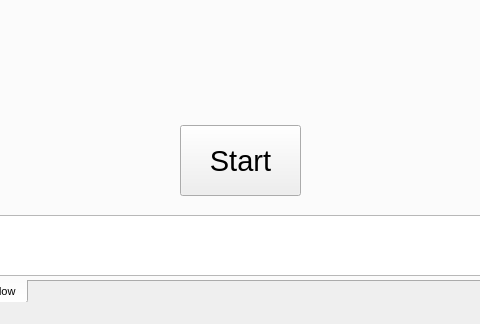
Before: the Qt Designer form viewer.ui in C2-YK/a9-an-educational-app-FredZ-U, drawn with Qt 5; both pictures show x 152 to 632 and y 276 to 600 of the 807 by 600 pixel window.
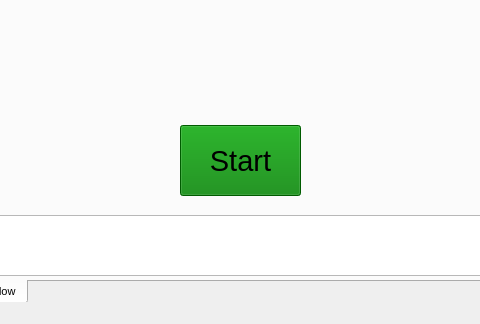
After: the same form once the commit is applied. Icons and pictures are not drawn.

Commit message:
viewer start button
add start button color

Diff of the .ui file:
```diff
--- a/viewer.ui
+++ b/viewer.ui
@@ -197,6 +197,9 @@
         <pointsize>22</pointsize>
        </font>
       </property>
+      <property name="styleSheet">
+       <string notr="true">background-color:green;</string>
+      </property>
       <property name="text">
        <string>Start</string>
       </property>
```
Left out of the diff: 2 changed lines with no effect on the pictures. The commit also changes 2 other files.
